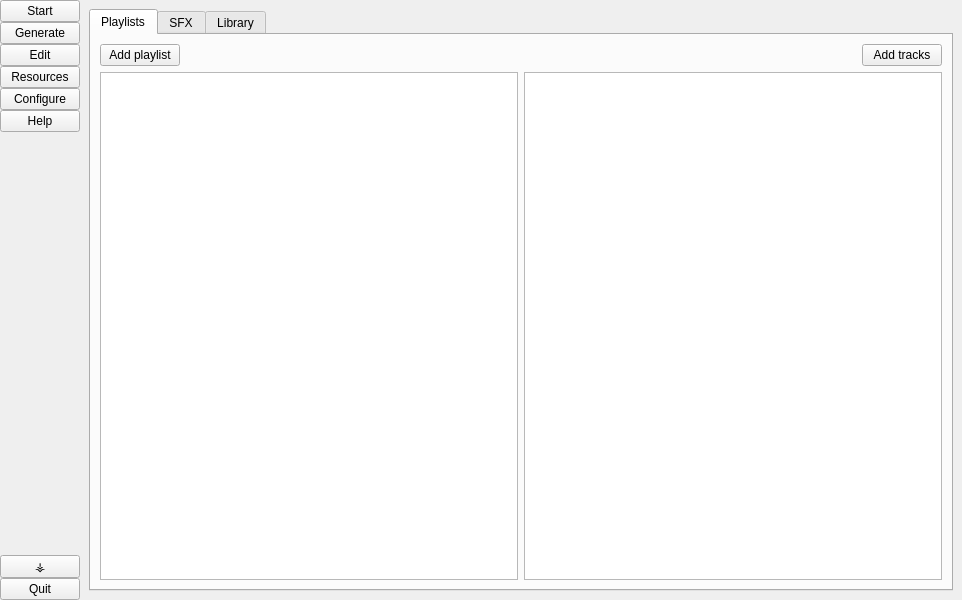
5in4/yonder, file yondergui.ui: the form before one commit.
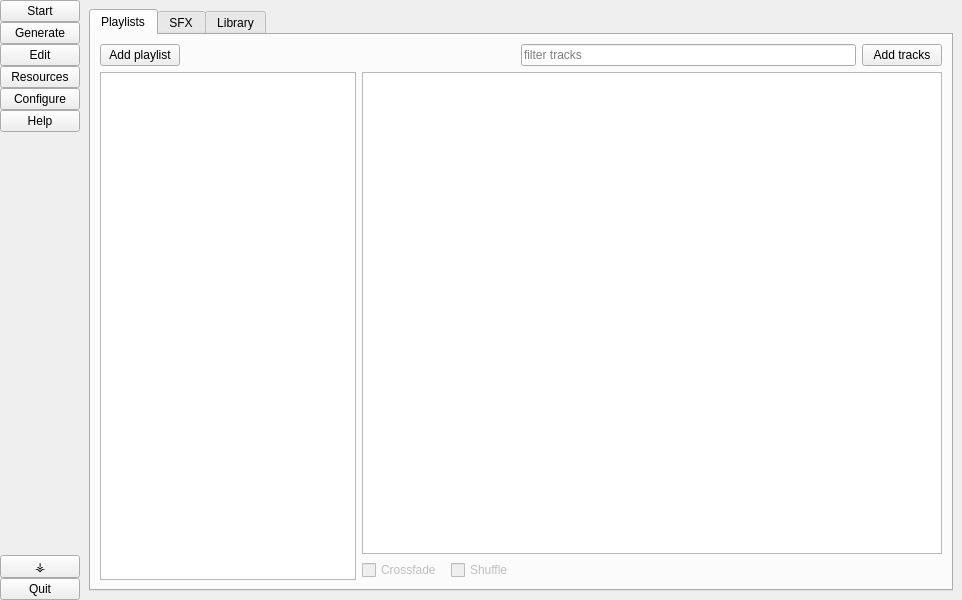
The form after the commit. Icons and pictures are not drawn. Custom widgets are drawn as their Qt base class.

Commit message: added music playlist creation

```diff
--- a/yondergui.ui
+++ b/yondergui.ui
@@ -383,7 +383,7 @@
            <attribute name="title">
             <string>Playlists</string>
            </attribute>
-           <layout class="QVBoxLayout" name="verticalLayout_3">
+           <layout class="QVBoxLayout" name="verticalLayout_5">
             <item>
              <layout class="QHBoxLayout" name="horizontalLayout_9">
               <item>
@@ -406,6 +406,13 @@
                 </property>
                </spacer>
               </item>
+              <item>
+               <widget class="QLineEdit" name="lineEdit">
+                <property name="placeholderText">
+                 <string>filter tracks</string>
+                </property>
+               </widget>
+              </item>
               <item>
                <widget class="QPushButton" name="btn_playlist_track_add">
                 <property name="text">
@@ -416,12 +423,53 @@
              </layout>
             </item>
             <item>
-             <layout class="QHBoxLayout" name="horizontalLayout_7">
+             <layout class="QHBoxLayout" name="horizontalLayout_6" stretch="0,1">
               <item>
                <widget class="QListView" name="editor_music_playlists"/>
               </item>
               <item>
-               <widget class="QTableView" name="editor_music_playlist_content"/>
+               <layout class="QVBoxLayout" name="verticalLayout_3">
+                <item>
+                 <widget class="LibraryView" name="editor_music_playlist_content"/>
+                </item>
+                <item>
+                 <layout class="QGridLayout" name="gridLayout">
+                  <item row="0" column="1">
+                   <widget class="QCheckBox" name="checkBox_2">
+                    <property name="enabled">
+                     <bool>false</bool>
+                    </property>
+                    <property name="text">
+                     <string>Crossfade </string>
+                    </property>
+                   </widget>
+                  </item>
+                  <item row="0" column="2">
+                   <widget class="QCheckBox" name="checkBox">
+                    <property name="enabled">
+                     <bool>false</bool>
+                    </property>
+                    <property name="text">
+                     <string>Shuffle</string>
+                    </property>
+                   </widget>
+                  </item>
+                  <item row="0" column="3">
+                   <spacer name="horizontalSpacer_8">
+                    <property name="orientation">
+                     <enum>Qt::Horizontal</enum>
+                    </property>
+                    <property name="sizeHint" stdset="0">
+                     <size>
+                      <width>40</width>
+                      <height>20</height>
+                     </size>
+                    </property>
+                   </spacer>
+                  </item>
+                 </layout>
+                </item>
+               </layout>
               </item>
              </layout>
             </item>
@@ -659,12 +707,7 @@
        </layout>
       </widget>
       <widget class="QWidget" name="configure">
-       <layout class="QVBoxLayout" name="verticalLayout_13">
-        <item>
          <layout class="QFormLayout" name="formLayout">
-          <property name="fieldGrowthPolicy">
-           <enum>QFormLayout::AllNonFixedFieldsGrow</enum>
-          </property>
           <item row="0" column="0">
            <widget class="QLabel" name="label_7">
             <property name="font">
@@ -786,18 +829,38 @@
             </property>
            </widget>
           </item>
-          <item row="9" column="1">
-           <spacer name="horizontalSpacer_5">
-            <property name="orientation">
-             <enum>Qt::Horizontal</enum>
-            </property>
-            <property name="sizeHint" stdset="0">
-             <size>
-              <width>40</width>
-              <height>20</height>
-             </size>
-            </property>
-           </spacer>
+        <item row="9" column="0">
+         <widget class="QLabel" name="label">
+          <property name="font">
+           <font>
+            <pointsize>18</pointsize>
+            <weight>75</weight>
+            <bold>true</bold>
+           </font>
+          </property>
+          <property name="text">
+           <string>Downloads</string>
+          </property>
+         </widget>
+        </item>
+        <item row="10" column="0">
+         <widget class="QLabel" name="label_2">
+          <property name="text">
+           <string>Path to youtube-dl</string>
+          </property>
+         </widget>
+        </item>
+        <item row="10" column="1">
+         <layout class="QHBoxLayout" name="horizontalLayout_7">
+          <item>
+           <widget class="QLineEdit" name="lineEdit_3"/>
+          </item>
+          <item>
+           <widget class="QPushButton" name="pushButton">
+            <property name="text">
+             <string>…</string>
+            </property>
+           </widget>
           </item>
          </layout>
         </item>
```
Lines whose indentation alone changed are shown as unchanged. The commit also changes 28 other files.
